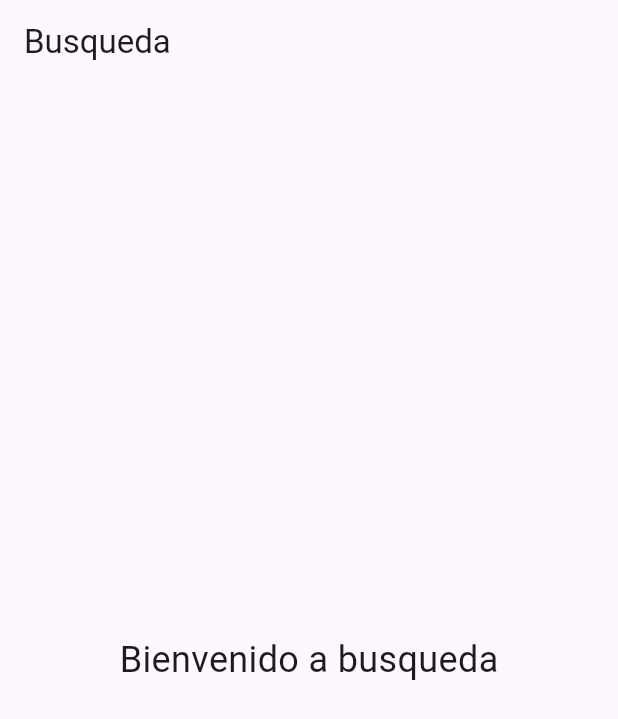
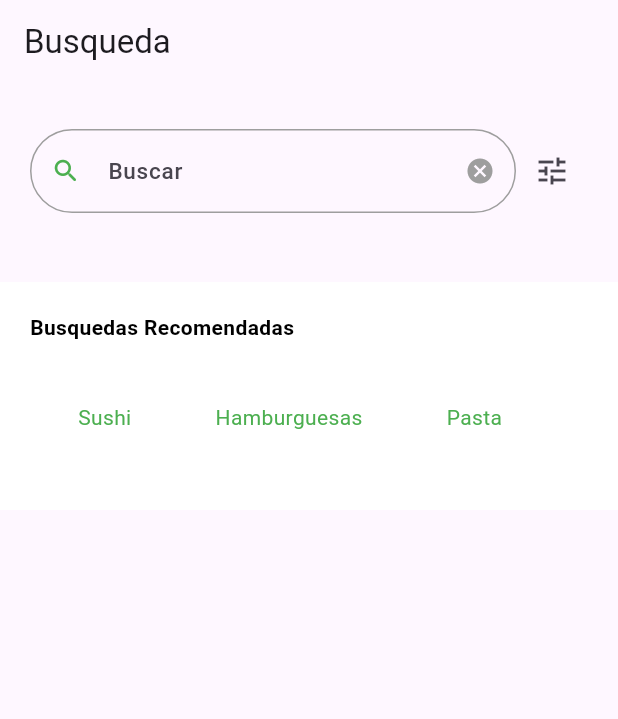
Before and after one commit to GabrielAgundiz/FoodBuddy, a Flutter app: the SearchPage screen opened directly, on a phone screen of 412 x 824 dp. Shown: the top 719 px of the screen. Run offline on Flutter 3.47's test engine with Material 3 defaults, Android fonts, the light colour scheme and no system bars; our stand-ins replace cloud_firestore, email_validator, firebase_auth, firebase_core, google_fonts; accounts and stored records are empty.

Commit message:
Search Page

```diff
--- a/foodbuddy/lib/screens/home.dart
+++ b/foodbuddy/lib/screens/home.dart
@@ -2,6 +2,7 @@ import 'package:flutter/material.dart';
 import 'package:foodbuddy/screens/feed.dart';
 import 'package:foodbuddy/screens/search.dart';
 import 'package:foodbuddy/screens/profile.dart';
+import 'package:foodbuddy/screens/settings.dart';
 
 class HomePage extends StatefulWidget {
   const HomePage({super.key});
@@ -12,10 +13,9 @@ class HomePage extends StatefulWidget {
 
 class _HomePageState extends State<HomePage> {
   int selectedIndex = 0;
-
   @override
   Widget build(BuildContext context) {
-    final screens = [FeedPage(), SearchPage(), ProfilePage()];
+    final screens = [FeedPage(), SearchPage(), ProfilePage(), SettingsPage()];
     Color selectedColor = Colors.green[400]!;
     Color unselectedColor = Colors.grey[600]!;
     return Scaffold(
--- a/foodbuddy/lib/screens/profile.dart
+++ b/foodbuddy/lib/screens/profile.dart
@@ -1,6 +1,7 @@
 import 'package:flutter/material.dart';
 import 'package:firebase_auth/firebase_auth.dart';
 import 'package:cloud_firestore/cloud_firestore.dart';
+import 'package:foodbuddy/screens/settings.dart';
 
 class ProfilePage extends StatefulWidget {
   @override
@@ -36,9 +37,18 @@ class _ProfilePageState extends State<ProfilePage> {
     return Scaffold(
       appBar: AppBar(
         title: const Text('Perfil'),
+        actions: <Widget>[
+          IconButton(
+              icon: const Icon(Icons.settings),
+              onPressed: () {
+               Navigator.push(
+                context,
+                MaterialPageRoute(builder: (context) => SettingsPage()),
+            );
+              })
+        ],
       ),
       body: StreamBuilder<DocumentSnapshot<Map<String, dynamic>>>(
-
         stream: client,
         builder: (context, snapshot) {
           if (!snapshot.hasData) {
@@ -49,7 +59,6 @@ class _ProfilePageState extends State<ProfilePage> {
 
           return Column(
             children: [
-
               Container(
                 padding: const EdgeInsets.all(16),
                 child: Column(
@@ -158,7 +167,6 @@ class _ProfilePageState extends State<ProfilePage> {
           );
         },
       ),
-
     );
   }
 }
--- a/foodbuddy/lib/screens/search.dart
+++ b/foodbuddy/lib/screens/search.dart
@@ -1,20 +1,170 @@
 import 'package:flutter/material.dart';
+import 'package:foodbuddy/screens/home.dart';
+import 'package:foodbuddy/widgets/custom_Text_Form_fild.dart';
 
-class SearchPage extends StatelessWidget {
+class SearchPage extends StatefulWidget {
+  const SearchPage({super.key});
+    static List previousSearchs = [];
+
+  @override
+  State<SearchPage> createState() => _SearchPageState();
+}
+
+class _SearchPageState extends State<SearchPage> {
+
+  TextEditingController searchController = TextEditingController();
+
   @override
   Widget build(BuildContext context) {
-    return Scaffold(
-      appBar: AppBar(
-        title: const Text('Busqueda'),
-      ),
-      body: const Center(
-        child: SingleChildScrollView(
-          child: Text(
-            'Bienvenido a busqueda',
-            style: TextStyle(fontSize: 24),
+    return SafeArea(
+      child: Scaffold(
+        appBar: AppBar(
+          title: const Text('Busqueda'),
+        ),
+        body: SizedBox(
+          height: MediaQuery.of(context).size.height,
+          width: MediaQuery.of(context).size.width,
+          child: Column(
+            children: [
+              Container(
+                child: Padding(
+                  padding: EdgeInsets.all(20),
+                  child: Row(
+                    children: [
+                      Expanded(
+                        child: CostomTextFormFild(
+                          hint: "Buscar",
+                          prefixIcon: Icons.search_rounded,
+                          controller: searchController,
+                          filled: false,
+                          suffixIcon:
+                              searchController == null ? null : Icons.cancel,
+                          onTapSuffixIcon: () {
+                            searchController.clear();
+                          },
+                          onChanged: (pure) {
+                            setState(() {});
+                          },
+                          onEditingComplete: () {
+                            SearchPage.previousSearchs.add(searchController.text);
+                            Navigator.push(
+                                context,
+                                MaterialPageRoute(
+                                    builder: (context) => HomePage()));
+                          },
+                        ),
+                      ),
+                      IconButton(
+                        onPressed: () {},
+                        icon: const Icon(
+                          Icons.tune,
+                        ),
+                      ),
+                    ],
+                  ),
+                ),
+              ),
+              const SizedBox(
+                height: 8,
+              ),
+              Container(
+                color: Colors.white,
+                child: ListView.builder(
+                    physics: const NeverScrollableScrollPhysics(),
+                    shrinkWrap: true,
+                    itemCount: SearchPage.previousSearchs.length,
+                    itemBuilder: (context, index) => previousSearchsItem(index)),
+              ),
+              const SizedBox(
+                height: 8,
+              ),
+              Container(
+                width: double.infinity,
+                color: Colors.white,
+                padding: const EdgeInsets.all(20),
+                child: Column(
+                  crossAxisAlignment: CrossAxisAlignment.start,
+                  children: [
+                    Text(
+                      "Busquedas Recomendadas",
+                      style: Theme.of(context)
+                          .textTheme
+                          .bodyText2!
+                          .copyWith(color: Colors.black, fontWeight: FontWeight.w600 ),
+                    ),
+                    const SizedBox(
+                      height: 24,
+                    ),
+                    Row(
+                      children: [
+                        searchSuggestionsTiem("Sushi"),
+                        searchSuggestionsTiem("Hamburguesas"),
+                        searchSuggestionsTiem("Pasta"),
+                      ],
+                    ),
+                    const SizedBox(
+                      height: 16,
+                    ),
+                  ],
+                ),
+              ),
+            ],
           ),
         ),
       ),
     );
   }
+
+  previousSearchsItem(int index) {
+    return Padding(
+      padding: const EdgeInsets.symmetric(horizontal: 20, vertical: 10),
+      child: InkWell(
+        onTap: () {},
+        child: Dismissible(
+          key: GlobalKey(),
+          onDismissed: (DismissDirection dir){
+            setState((){});
+            SearchPage.previousSearchs.removeAt(index);
+          },
+          child: Row(
+            children: [
+              const Icon(
+                Icons.restore,
+                color: Colors.grey,
+              ),
+              const SizedBox(width: 10),
+              Text(
+                SearchPage.previousSearchs[index],
+                style: Theme.of(context)
+                    .textTheme
+                    .bodyText2!
+                    .copyWith(color: Colors.black),
+              ),
+              const Spacer(),
+              const Icon(
+                Icons.call_made_outlined,
+                color: Colors.grey,
+              ),
+            ],
+          ),
+        ),
+      ),
+    );
+  }
+
+  searchSuggestionsTiem(String text) {
+    return Container(
+      margin: EdgeInsets.only(left: 8),
+      padding: EdgeInsets.symmetric(vertical: 16, horizontal: 24),
+      decoration: BoxDecoration(
+          color: Colors.white, borderRadius: BorderRadius.circular(30)),
+      child: Text(
+        text,
+        style: Theme.of(context)
+            .textTheme
+            .bodyText2!
+            .copyWith(color: Colors.green),
+      ),
+    );
+  }
 }
--- /dev/null
+++ b/foodbuddy/lib/screens/settings.dart
@@ -0,0 +1,21 @@
+import 'package:flutter/material.dart';
+
+class SettingsPage extends StatelessWidget {
+  @override
+  Widget build(BuildContext context) {
+    return Scaffold(
+      appBar: AppBar(
+        title: const Text('Configuracion'),
+      ),
+      body: const Center(
+        child: SingleChildScrollView(
+          child: Text(
+            'Bienvenido a la configuracion',
+            style: TextStyle(fontSize: 24),
+          ),
+        ),
+      ),
+
+    );
+  }
+}
--- /dev/null
+++ b/foodbuddy/lib/widgets/custom_Text_Form_fild.dart
@@ -0,0 +1,90 @@
+import 'package:flutter/material.dart';
+
+class CostomTextFormFild extends StatelessWidget {
+  CostomTextFormFild(
+      {Key? key,
+      required this.hint,
+      this.suffixIcon,
+      this.onTapSuffixIcon,
+      this.obscureText = false,
+      this.validator,
+      this.onChanged,
+      this.onEditingComplete,
+      this.controller,
+      required this.prefixIcon,
+      this.filled = false,
+      this.enabled = true,
+      this.initialValue})
+      : super(key: key);
+  String hint;
+  IconData prefixIcon;
+  IconData? suffixIcon;
+  VoidCallback? onTapSuffixIcon;
+  bool obscureText;
+  bool filled;
+  bool enabled;
+  String? initialValue;
+
+  TextEditingController? controller;
+  Function()? onEditingComplete;
+
+  String? Function(String?)? validator;
+  Function(String)? onChanged;
+  @override
+  Widget build(BuildContext context) {
+    return Padding(
+      padding: const EdgeInsets.symmetric(vertical: 10),
+      child: TextFormField(
+        initialValue: initialValue,
+        onEditingComplete: onEditingComplete,
+        controller: controller,
+        onChanged: onChanged,
+        validator: validator,
+        obscureText: obscureText,
+        decoration: InputDecoration(
+          border: OutlineInputBorder(
+            borderRadius: BorderRadius.circular(40),
+            borderSide: const BorderSide(color: Colors.white),
+          ),
+          enabledBorder: OutlineInputBorder(
+            borderRadius: BorderRadius.circular(40),
+            borderSide: const BorderSide(color: Colors.grey),
+          ),
+          focusedBorder: OutlineInputBorder(
+            borderRadius: BorderRadius.circular(40),
+            borderSide: const BorderSide(color: Colors.green),
+          ),
+          errorBorder: OutlineInputBorder(
+            borderRadius: BorderRadius.circular(40),
+            borderSide: const BorderSide(color: Colors.red),
+          ),
+          focusedErrorBorder: OutlineInputBorder(
+            borderRadius: BorderRadius.circular(40),
+            borderSide: const BorderSide(color: Colors.red),
+          ),
+          hintText: hint,
+          hintStyle: const TextStyle(
+            fontFamily: "Roboto",
+            fontSize: 15,
+            fontWeight: FontWeight.w500,
+          ),
+          prefixIcon: Icon(
+            prefixIcon,
+            color: Colors.green,
+            size: 20,
+          ),
+          suffixIcon: IconButton(
+            icon: Icon(
+              suffixIcon,
+              color: Colors.grey,
+              size: 20,
+            ),
+            onPressed: onTapSuffixIcon,
+          ),
+          filled: filled,
+          enabled: enabled,
+        ),
+      ),
+    );
+  }
+}
```
